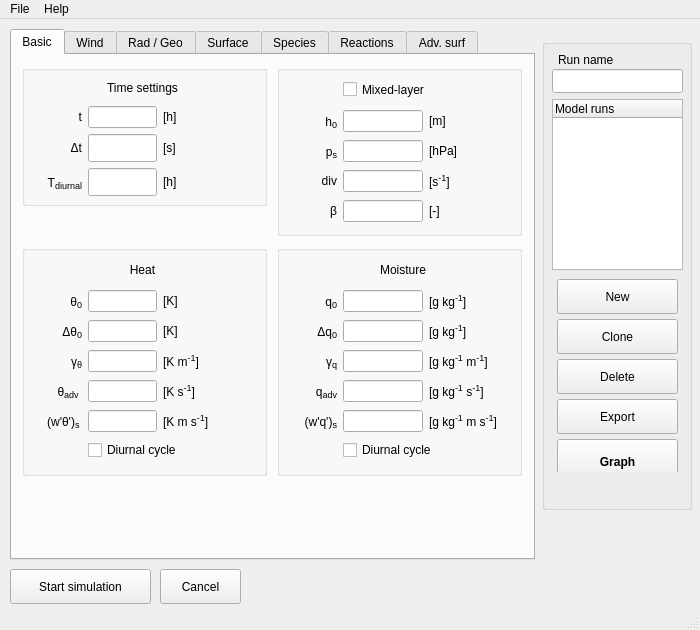
Old version of the form mainwindow.ui in the repository classmodel/modelgui.
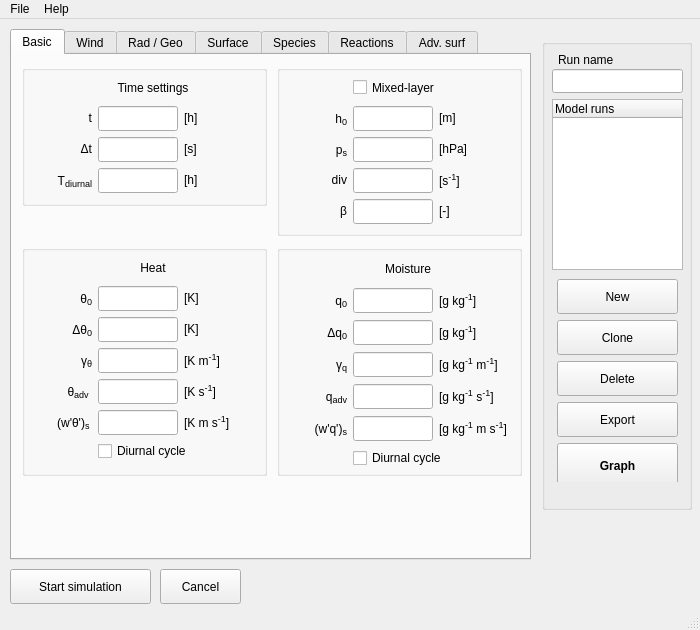
New version of the form. The open tabs and pages were chosen to show the change.

```diff
--- a/mainwindow.ui
+++ b/mainwindow.ui
@@ -43,14 +43,26 @@
      <rect>
       <x>10</x>
       <y>10</y>
-      <width>525</width>
+      <width>521</width>
       <height>531</height>
      </rect>
     </property>
+    <property name="sizePolicy">
+     <sizepolicy hsizetype="Fixed" vsizetype="Fixed">
+      <horstretch>60</horstretch>
+      <verstretch>25</verstretch>
+     </sizepolicy>
+    </property>
     <property name="minimumSize">
      <size>
-      <width>470</width>
-      <height>410</height>
+      <width>60</width>
+      <height>25</height>
+     </size>
+    </property>
+    <property name="maximumSize">
+     <size>
+      <width>16777215</width>
+      <height>16777215</height>
      </size>
     </property>
     <property name="toolTip">
@@ -80,7 +92,7 @@
         <rect>
          <x>10</x>
          <y>10</y>
-         <width>221</width>
+         <width>231</width>
          <height>121</height>
         </rect>
        </property>
@@ -112,6 +124,24 @@
         </item>
         <item row="1" column="0">
          <widget class="QLabel" name="label_time">
+          <property name="sizePolicy">
+           <sizepolicy hsizetype="Fixed" vsizetype="Fixed">
+            <horstretch>60</horstretch>
+            <verstretch>25</verstretch>
+           </sizepolicy>
+          </property>
+          <property name="minimumSize">
+           <size>
+            <width>60</width>
+            <height>25</height>
+           </size>
+          </property>
+          <property name="maximumSize">
+           <size>
+            <width>60</width>
+            <height>25</height>
+           </size>
+          </property>
           <property name="toolTip">
            <string/>
           </property>
@@ -126,15 +156,21 @@
         <item row="1" column="1">
          <widget class="QLineEdit" name="input_time">
           <property name="sizePolicy">
-           <sizepolicy hsizetype="Expanding" vsizetype="Fixed">
+           <sizepolicy hsizetype="Fixed" vsizetype="Fixed">
             <horstretch>0</horstretch>
             <verstretch>0</verstretch>
            </sizepolicy>
           </property>
           <property name="minimumSize">
            <size>
-            <width>60</width>
-            <height>0</height>
+            <width>80</width>
+            <height>25</height>
+           </size>
+          </property>
+          <property name="maximumSize">
+           <size>
+            <width>80</width>
+            <height>25</height>
            </size>
           </property>
           <property name="toolTip">
@@ -163,6 +199,24 @@
         </item>
         <item row="2" column="0">
          <widget class="QLabel" name="label_timestep">
+          <property name="sizePolicy">
+           <sizepolicy hsizetype="Fixed" vsizetype="Fixed">
+            <horstretch>60</horstretch>
+            <verstretch>25</verstretch>
+           </sizepolicy>
+          </property>
+          <property name="minimumSize">
+           <size>
+            <width>60</width>
+            <height>25</height>
+           </size>
+          </property>
+          <property name="maximumSize">
+           <size>
+            <width>60</width>
+            <height>25</height>
+           </size>
+          </property>
           <property name="toolTip">
            <string/>
           </property>
@@ -177,11 +231,23 @@
         <item row="2" column="1">
          <widget class="QLineEdit" name="input_timestep">
           <property name="sizePolicy">
-           <sizepolicy hsizetype="Expanding" vsizetype="Expanding">
+           <sizepolicy hsizetype="Fixed" vsizetype="Expanding">
             <horstretch>0</horstretch>
             <verstretch>0</verstretch>
            </sizepolicy>
           </property>
+          <property name="minimumSize">
+           <size>
+            <width>80</width>
+            <height>25</height>
+           </size>
+          </property>
+          <property name="maximumSize">
+           <size>
+            <width>80</width>
+            <height>25</height>
+           </size>
+          </property>
           <property name="toolTip">
            <string>time step</string>
           </property>
@@ -209,11 +275,23 @@
         <item row="3" column="1">
          <widget class="QLineEdit" name="input_sinperiod">
           <property name="sizePolicy">
-           <sizepolicy hsizetype="Expanding" vsizetype="Expanding">
+           <sizepolicy hsizetype="Fixed" vsizetype="Expanding">
             <horstretch>0</horstretch>
             <verstretch>0</verstretch>
            </sizepolicy>
           </property>
+          <property name="minimumSize">
+           <size>
+            <width>80</width>
+            <height>25</height>
+           </size>
+          </property>
+          <property name="maximumSize">
+           <size>
+            <width>80</width>
+            <height>25</height>
+           </size>
+          </property>
           <property name="toolTip">
            <string>period of diurnal cycle</string>
           </property>
@@ -227,6 +305,24 @@
         </item>
         <item row="3" column="0">
          <widget class="QLabel" name="label_period">
+          <property name="sizePolicy">
+           <sizepolicy hsizetype="Fixed" vsizetype="Fixed">
+            <horstretch>60</horstretch>
+            <verstretch>25</verstretch>
+           </sizepolicy>
+          </property>
+          <property name="minimumSize">
+           <size>
+            <width>60</width>
+            <height>25</height>
+           </size>
+          </property>
+          <property name="maximumSize">
+           <size>
+            <width>60</width>
+            <height>25</height>
+           </size>
+          </property>
           <property name="toolTip">
            <string/>
           </property>
@@ -271,7 +367,7 @@
         <rect>
          <x>10</x>
          <y>10</y>
-         <width>221</width>
+         <width>231</width>
          <height>211</height>
         </rect>
        </property>
@@ -281,6 +377,24 @@
         </property>
         <item row="1" column="0">
          <widget class="QLabel" name="label_heat_theta">
+          <property name="sizePolicy">
+           <sizepolicy hsizetype="Fixed" vsizetype="Fixed">
+            <horstretch>60</horstretch>
+            <verstretch>25</verstretch>
+           </sizepolicy>
+          </property>
+          <property name="minimumSize">
+           <size>
+            <width>60</width>
+            <height>25</height>
+           </size>
+          </property>
+          <property name="maximumSize">
+           <size>
+            <width>60</width>
+            <height>25</height>
+           </size>
+          </property>
           <property name="toolTip">
            <string/>
           </property>
@@ -294,6 +408,24 @@
         </item>
         <item row="2" column="0">
          <widget class="QLabel" name="label_heat_dtheta">
+          <property name="sizePolicy">
+           <sizepolicy hsizetype="Fixed" vsizetype="Fixed">
+            <horstretch>60</horstretch>
+            <verstretch>25</verstretch>
+           </sizepolicy>
+          </property>
+          <property name="minimumSize">
+           <size>
+            <width>60</width>
+            <height>25</height>
+           </size>
+          </property>
+          <property name="maximumSize">
+           <size>
+            <width>60</width>
+            <height>25</height>
+           </size>
+          </property>
           <property name="toolTip">
            <string/>
           </property>
@@ -307,6 +439,24 @@
         </item>
         <item row="3" column="0">
          <widget class="QLabel" name="label_heat_gammatheta">
+          <property name="sizePolicy">
+           <sizepolicy hsizetype="Fixed" vsizetype="Fixed">
+            <horstretch>60</horstretch>
+            <verstretch>25</verstretch>
+           </sizepolicy>
+          </property>
+          <property name="minimumSize">
+           <size>
+            <width>60</width>
+            <height>25</height>
+           </size>
+          </property>
+          <property name="maximumSize">
+           <size>
+            <width>60</width>
+            <height>25</height>
+           </size>
+          </property>
           <property name="toolTip">
            <string/>
           </property>
@@ -320,10 +470,22 @@
         </item>
         <item row="1" column="1">
          <widget class="QLineEdit" name="input_heat_theta">
+          <property name="sizePolicy">
+           <sizepolicy hsizetype="Fixed" vsizetype="Fixed">
+            <horstretch>0</horstretch>
+            <verstretch>0</verstretch>
+           </sizepolicy>
+          </property>
           <property name="minimumSize">
            <size>
-            <width>60</width>
-            <height>0</height>
+            <width>80</width>
+            <height>25</height>
+           </size>
+          </property>
+          <property name="maximumSize">
+           <size>
+            <width>80</width>
+            <height>25</height>
            </size>
           </property>
           <property name="toolTip">
@@ -339,6 +501,24 @@
         </item>
         <item row="2" column="1">
          <widget class="QLineEdit" name="input_heat_dtheta">
+          <property name="sizePolicy">
+           <sizepolicy hsizetype="Fixed" vsizetype="Fixed">
+            <horstretch>0</horstretch>
+            <verstretch>0</verstretch>
+           </sizepolicy>
+          </property>
+          <property name="minimumSize">
+           <size>
+            <width>80</width>
+            <height>25</height>
+           </size>
+          </property>
+          <property name="maximumSize">
+           <size>
+            <width>80</width>
+            <height>25</height>
+           </size>
+          </property>
           <property name="toolTip">
            <string>initial temperature jump at h</string>
           </property>
@@ -352,6 +532,24 @@
         </item>
         <item row="3" column="1">
          <widget class="QLineEdit" name="input_heat_gammatheta">
+          <property name="sizePolicy">
+           <sizepolicy hsizetype="Fixed" vsizetype="Fixed">
+            <horstretch>0</horstretch>
+            <verstretch>0</verstretch>
+           </sizepolicy>
+          </property>
+          <property name="minimumSize">
+           <size>
+            <width>80</width>
+            <height>25</height>
+           </size>
+          </property>
+          <property name="maximumSize">
+           <size>
+            <width>80</width>
+            <height>25</height>
+           </size>
+          </property>
           <property name="toolTip">
            <string>free atmosphere potential temperature lapse rate</string>
           </property>
@@ -365,6 +563,24 @@
         </item>
         <item row="5" column="0">
          <widget class="QLabel" name="label_heat_wtheta">
+          <property name="sizePolicy">
+           <sizepolicy hsizetype="Fixed" vsizetype="Fixed">
+            <horstretch>60</horstretch>
+            <verstretch>25</verstretch>
+           </sizepolicy>
+          </property>
+          <property name="minimumSize">
+           <size>
+            <width>60</width>
+            <height>25</height>
+           </size>
+          </property>
+          <property name="maximumSize">
+           <size>
+            <width>60</width>
+            <height>25</height>
+           </size>
+          </property>
           <property name="toolTip">
            <string/>
           </property>
@@ -378,6 +594,24 @@
         </item>
         <item row="5" column="1">
          <widget class="QLineEdit" name="input_heat_wtheta">
+          <property name="sizePolicy">
+           <sizepolicy hsizetype="Fixed" vsizetype="Fixed">
+            <horstretch>0</horstretch>
+            <verstretch>0</verstretch>
+           </sizepolicy>
+          </property>
+          <property name="minimumSize">
+           <size>
+            <width>80</width>
+            <height>25</height>
+           </size>
+          </property>
+          <property name="maximumSize">
+           <size>
+            <width>80</width>
+            <height>25</height>
+           </size>
+          </property>
           <property name="toolTip">
            <string>surface kinematic heat flux</string>
           </property>
@@ -478,6 +712,24 @@
         </item>
         <item row="4" column="1">
          <widget class="QLineEdit" name="input_heat_advtheta">
+          <property name="sizePolicy">
+           <sizepolicy hsizetype="Fixed" vsizetype="Fixed">
+            <horstretch>0</horstretch>
+            <verstretch>0</verstretch>
+           </sizepolicy>
+          </property>
+          <property name="minimumSize">
+           <size>
+            <width>80</width>
+            <height>25</height>
+           </size>
+          </property>
+          <property name="maximumSize">
+           <size>
+            <width>80</width>
+            <height>25</height>
+           </size>
+          </property>
           <property name="toolTip">
            <string>advection of heat</string>
           </property>
@@ -491,6 +743,24 @@
         </item>
         <item row="4" column="0">
          <widget class="QLabel" name="label_heat_advtheta">
+          <property name="sizePolicy">
+           <sizepolicy hsizetype="Fixed" vsizetype="Fixed">
+            <horstretch>60</horstretch>
+            <verstretch>25</verstretch>
+           </sizepolicy>
+          </property>
+          <property name="minimumSize">
+           <size>
+            <width>60</width>
+            <height>25</height>
+           </size>
+          </property>
+          <property name="maximumSize">
+           <size>
+            <width>60</width>
+            <height>25</height>
+           </size>
+          </property>
           <property name="toolTip">
            <string/>
           </property>
@@ -536,7 +806,7 @@
         <rect>
          <x>10</x>
          <y>10</y>
-         <width>232</width>
+         <width>231</width>
          <height>151</height>
         </rect>
        </property>
@@ -546,6 +816,24 @@
         </property>
         <item row="1" column="0">
          <widget class="QLabel" name="label_ml_h">
+          <property name="sizePolicy">
+           <sizepolicy hsizetype="Fixed" vsizetype="Fixed">
+            <horstretch>60</horstretch>
+            <verstretch>25</verstretch>
+           </sizepolicy>
+          </property>
+          <property name="minimumSize">
+           <size>
+            <width>60</width>
+            <height>25</height>
+           </size>
+          </property>
+          <property name="maximumSize">
+           <size>
+            <width>60</width>
+            <height>25</height>
+           </size>
+          </property>
           <property name="toolTip">
            <string/>
           </property>
@@ -559,10 +847,22 @@
         </item>
         <item row="1" column="1">
          <widget class="QLineEdit" name="input_ml_h">
+          <property name="sizePolicy">
+           <sizepolicy hsizetype="Fixed" vsizetype="Fixed">
+            <horstretch>0</horstretch>
+            <verstretch>0</verstretch>
+           </sizepolicy>
+          </property>
           <property name="minimumSize">
            <size>
-            <width>60</width>
-            <height>0</height>
+            <width>80</width>
+            <height>25</height>
+           </size>
+          </property>
+          <property name="maximumSize">
+           <size>
+            <width>80</width>
+            <height>25</height>
            </size>
           </property>
           <property name="toolTip">
@@ -578,6 +878,24 @@
         </item>
         <item row="2" column="0">
          <widget class="QLabel" name="label_ml_ps">
+          <property name="sizePolicy">
+           <sizepolicy hsizetype="Fixed" vsizetype="Fixed">
+            <horstretch>60</horstretch>
+            <verstretch>25</verstretch>
+           </sizepolicy>
+          </property>
+          <property name="minimumSize">
+           <size>
+            <width>60</width>
+            <height>25</height>
+           </size>
+          </property>
+          <property name="maximumSize">
+           <size>
+            <width>60</width>
+            <height>25</height>
+           </size>
+          </property>
           <property name="toolTip">
            <string/>
           </property>
@@ -591,6 +909,24 @@
         </item>
         <item row="2" column="1">
          <widget class="QLineEdit" name="input_ml_ps">
+          <property name="sizePolicy">
+           <sizepolicy hsizetype="Fixed" vsizetype="Fixed">
+            <horstretch>0</horstretch>
+            <verstretch>0</verstretch>
+           </sizepolicy>
+          </property>
+          <property name="minimumSize">
+           <size>
+            <width>80</width>
+            <height>25</height>
+           </size>
+          </property>
+          <property name="maximumSize">
+           <size>
+            <width>80</width>
+            <height>25</height>
+           </size>
+          </property>
           <property name="toolTip">
            <string>surface pressure</string>
           </property>
@@ -604,6 +940,24 @@
         </item>
         <item row="3" column="0">
          <widget class="QLabel" name="label_ml_ws">
+          <property name="sizePolicy">
+           <sizepolicy hsizetype="Fixed" vsizetype="Fixed">
+            <horstretch>60</horstretch>
+            <verstretch>25</verstretch>
+           </sizepolicy>
+          </property>
+          <property name="minimumSize">
+           <size>
+            <width>60</width>
+            <height>25</height>
+           </size>
+          </property>
+          <property name="maximumSize">
+           <size>
+            <width>60</width>
+            <height>25</height>
+           </size>
+          </property>
           <property name="toolTip">
            <string/>
           </property>
@@ -617,6 +971,24 @@
         </item>
         <item row="3" column="1">
          <widget class="QLineEdit" name="input_ml_omegas">
+          <property name="sizePolicy">
+           <sizepolicy hsizetype="Fixed" vsizetype="Fixed">
+            <horstretch>0</horstretch>
+            <verstretch>0</verstretch>
+           </sizepolicy>
+          </property>
+          <property name="minimumSize">
+           <size>
+            <width>80</width>
+            <height>25</height>
+           </size>
+          </property>
+          <property name="maximumSize">
+           <size>
+            <width>80</width>
+            <height>25</height>
+           </size>
+          </property>
           <property name="toolTip">
            <string>large scale divergence</string>
           </property>
@@ -669,6 +1041,24 @@
         </item>
         <item row="4" column="0">
          <widget class="QLabel" name="label_ml_beta">
+          <property name="sizePolicy">
+           <sizepolicy hsizetype="Fixed" vsizetype="Fixed">
+            <horstretch>60</horstretch>
+            <verstretch>25</verstretch>
+           </sizepolicy>
+          </property>
+          <property name="minimumSize">
+           <size>
+            <width>60</width>
+            <height>25</height>
+           </size>
+          </property>
+          <property name="maximumSize">
+           <size>
+            <width>60</width>
+            <height>25</height>
+           </size>
+          </property>
           <property name="toolTip">
            <string/>
           </property>
@@ -682,6 +1072,24 @@
         </item>
         <item row="4" column="1">
          <widget class="QLineEdit" name="input_ml_beta">
+          <property name="sizePolicy">
+           <sizepolicy hsizetype="Fixed" vsizetype="Fixed">
+            <horstretch>0</horstretch>
+            <verstretch>0</verstretch>
+           </sizepolicy>
+          </property>
+          <property name="minimumSize">
+           <size>
+            <width>80</width>
+            <height>25</height>
+           </size>
+          </property>
+          <property name="maximumSize">
+           <size>
+            <width>80</width>
+            <height>25</height>
+           </size>
+          </property>
           <property name="toolTip">
            <string>entrainment ratio for virtual heat</string>
           </property>
@@ -751,7 +1159,7 @@
         <rect>
          <x>10</x>
          <y>10</y>
-         <width>232</width>
+         <width>231</width>
          <height>214</height>
         </rect>
        </property>
@@ -761,6 +1169,24 @@
         </property>
         <item row="1" column="0">
          <widget class="QLabel" name="label_moisture_q">
+          <property name="sizePolicy">
+           <sizepolicy hsizetype="Fixed" vsizetype="Fixed">
+            <horstretch>60</horstretch>
+            <verstretch>25</verstretch>
+           </sizepolicy>
+          </property>
+          <property name="minimumSize">
+           <size>
+            <width>60</width>
+            <height>25</height>
+           </size>
+          </property>
+          <property name="maximumSize">
+           <size>
+            <width>60</width>
+            <height>25</height>
+           </size>
+          </property>
           <property name="toolTip">
            <string/>
           </property>
@@ -774,10 +1200,22 @@
         </item>
         <item row="1" column="1">
          <widget class="QLineEdit" name="input_moisture_q">
+          <property name="sizePolicy">
+           <sizepolicy hsizetype="Fixed" vsizetype="Fixed">
+            <horstretch>0</horstretch>
+            <verstretch>0</verstretch>
+           </sizepolicy>
+          </property>
           <property name="minimumSize">
            <size>
-            <width>60</width>
-            <height>0</height>
+            <width>80</width>
+            <height>25</height>
+           </size>
+          </property>
+          <property name="maximumSize">
+           <size>
+            <width>80</width>
+            <height>25</height>
            </size>
           </property>
           <property name="toolTip">
@@ -793,6 +1231,24 @@
         </item>
         <item row="2" column="0">
          <widget class="QLabel" name="label_moisture_dq">
+          <property name="sizePolicy">
+           <sizepolicy hsizetype="Fixed" vsizetype="Fixed">
+            <horstretch>60</horstretch>
+            <verstretch>25</verstretch>
+           </sizepolicy>
+          </property>
+          <property name="minimumSize">
+           <size>
+            <width>60</width>
+            <height>25</height>
+           </size>
+          </property>
+          <property name="maximumSize">
+           <size>
+            <width>60</width>
+            <height>25</height>
+           </size>
+          </property>
           <property name="toolTip">
            <string/>
           </property>
@@ -806,6 +1262,24 @@
         </item>
         <item row="2" column="1">
          <widget class="QLineEdit" name="input_moisture_dq">
+          <property name="sizePolicy">
+           <sizepolicy hsizetype="Fixed" vsizetype="Fixed">
+            <horstretch>0</horstretch>
+            <verstretch>0</verstretch>
+           </sizepolicy>
+          </property>
+          <property name="minimumSize">
+           <size>
+            <width>80</width>
+            <height>25</height>
+           </size>
+          </property>
+          <property name="maximumSize">
+           <size>
+            <width>80</width>
+            <height>25</height>
+           </size>
+          </property>
           <property name="toolTip">
            <string>initial specific humidity jump at h</string>
           </property>
@@ -819,6 +1293,24 @@
         </item>
         <item row="3" column="0">
          <widget class="QLabel" name="label_moisture_gammaq">
+          <property name="sizePolicy">
+           <sizepolicy hsizetype="Fixed" vsizetype="Fixed">
+            <horstretch>60</horstretch>
+            <verstretch>25</verstretch>
+           </sizepolicy>
+          </property>
+          <property name="minimumSize">
+           <size>
+            <width>60</width>
+            <height>25</height>
+           </size>
+          </property>
+          <property name="maximumSize">
+           <size>
+            <width>60</width>
+            <height>25</height>
+           </size>
+          </property>
           <property name="toolTip">
            <string/>
           </property>
@@ -832,6 +1324,24 @@
         </item>
         <item row="3" column="1">
          <widget class="QLineEdit" name="input_moisture_gammaq">
+          <property name="sizePolicy">
+           <sizepolicy hsizetype="Fixed" vsizetype="Fixed">
+            <horstretch>0</horstretch>
+            <verstretch>0</verstretch>
+           </sizepolicy>
+          </property>
+          <property name="minimumSize">
+           <size>
+            <width>80</width>
+            <height>25</height>
+           </size>
+          </property>
+          <property name="maximumSize">
+           <size>
+            <width>80</width>
+            <height>25</height>
+           </size>
+          </property>
           <property name="toolTip">
            <string>free atmosphere specific humidity lapse rate</string>
           </property>
@@ -845,6 +1355,24 @@
         </item>
         <item row="5" column="0">
          <widget class="QLabel" name="label_moisture_wq">
+          <property name="sizePolicy">
+           <sizepolicy hsizetype="Fixed" vsizetype="Fixed">
+            <horstretch>60</horstretch>
+            <verstretch>25</verstretch>
+           </sizepolicy>
+          </property>
+          <property name="minimumSize">
+           <size>
+            <width>60</width>
+            <height>25</height>
+           </size>
+          </property>
+          <property name="maximumSize">
+           <size>
+            <width>60</width>
+            <height>25</height>
+           </size>
+          </property>
           <property name="toolTip">
            <string/>
           </property>
@@ -858,6 +1386,24 @@
         </item>
         <item row="5" column="1">
          <widget class="QLineEdit" name="input_moisture_wq">
+          <property name="sizePolicy">
+           <sizepolicy hsizetype="Fixed" vsizetype="Fixed">
+            <horstretch>0</horstretch>
+            <verstretch>0</verstretch>
+           </sizepolicy>
+          </property>
+          <property name="minimumSize">
+           <size>
+            <width>80</width>
+            <height>25</height>
+           </size>
+          </property>
+          <property name="maximumSize">
+           <size>
+            <width>80</width>
+            <height>25</height>
+           </size>
+          </property>
           <property name="toolTip">
            <string>surface kinematic moisture flux</string>
           </property>
@@ -958,6 +1504,24 @@
         </item>
         <item row="4" column="1">
          <widget class="QLineEdit" name="input_moisture_advq">
+          <property name="sizePolicy">
+           <sizepolicy hsizetype="Fixed" vsizetype="Fixed">
+            <horstretch>0</horstretch>
+            <verstretch>0</verstretch>
+           </sizepolicy>
+          </property>
+          <property name="minimumSize">
+           <size>
+            <width>80</width>
+            <height>25</height>
+           </size>
+          </property>
+          <property name="maximumSize">
+           <size>
+            <width>80</width>
+            <height>25</height>
+           </size>
+          </property>
           <property name="toolTip">
            <string>advection of moisture</string>
           </property>
@@ -971,6 +1535,24 @@
         </item>
         <item row="4" column="0">
          <widget class="QLabel" name="label_moisture_advq">
+          <property name="sizePolicy">
+           <sizepolicy hsizetype="Fixed" vsizetype="Fixed">
+            <horstretch>60</horstretch>
+            <verstretch>25</verstretch>
+           </sizepolicy>
+          </property>
+          <property name="minimumSize">
+           <size>
+            <width>60</width>
+            <height>25</height>
+           </size>
+          </property>
+          <property name="maximumSize">
+           <size>
+            <width>60</width>
+            <height>25</height>
+           </size>
+          </property>
           <property name="toolTip">
            <string/>
           </property>
@@ -6171,7 +6753,7 @@
        <x>15</x>
        <y>240</y>
        <width>121</width>
-       <height>193</height>
+       <height>203</height>
       </rect>
      </property>
      <layout class="QVBoxLayout" name="verticalLayout">
```
Left out of the diff: 6 changed lines with no effect on the pictures.
